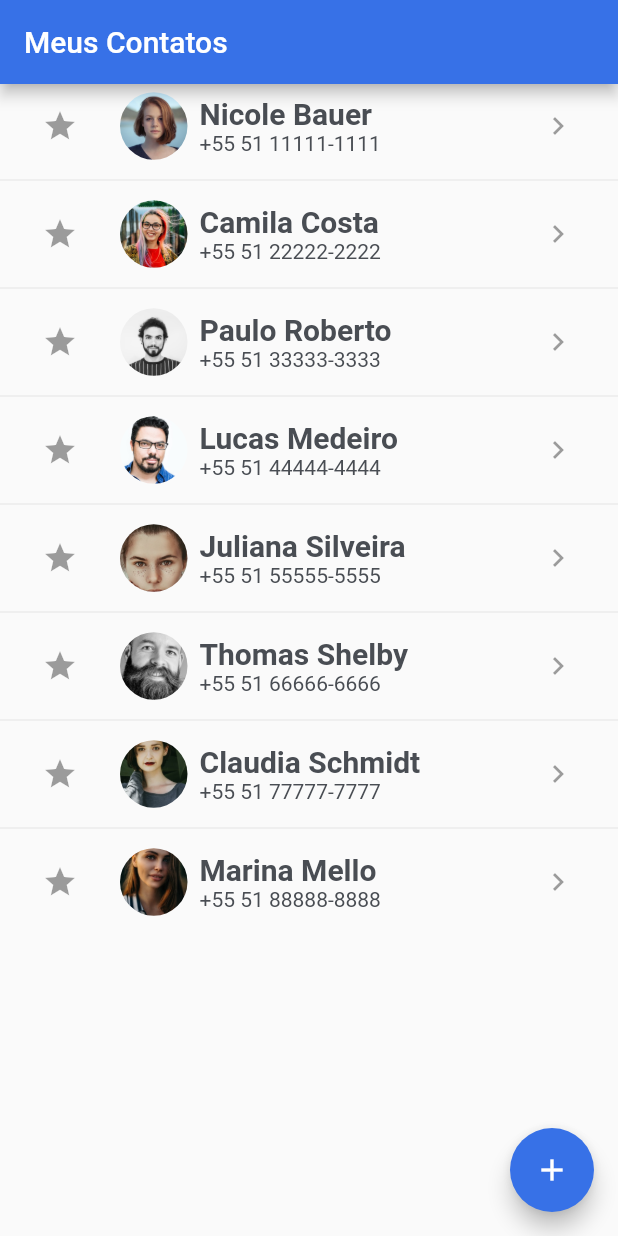
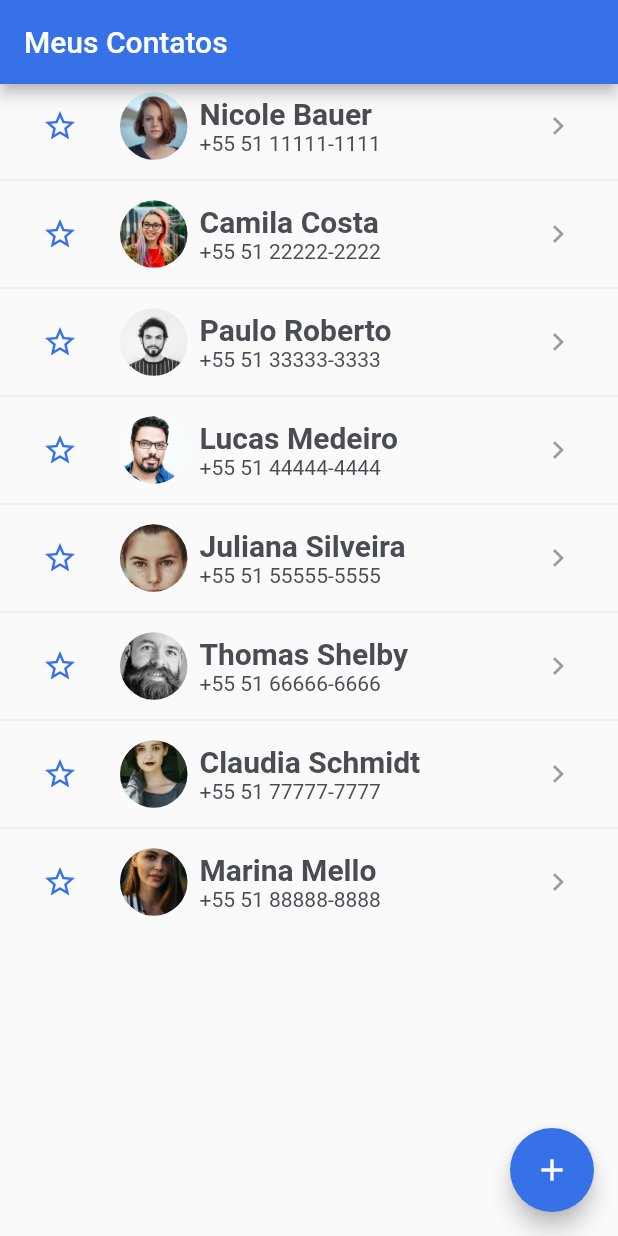
Before and after one commit to stevenarancic/agenda_de_contatos, a Flutter app: the screen it shows after launch, on a phone screen of 412 x 824 dp. Run offline on Flutter 3.47's test engine with Material 2 defaults, Android fonts, the phone set to English and light mode, and no system bars.

Commit message:
agenda_de_contatos
botão favorito com mudança de estado ao clicar.

```diff
--- a/lib/screens/home/home.dart
+++ b/lib/screens/home/home.dart
@@ -25,8 +25,14 @@ class _HomeState extends State<Home> {
 
             return ListTile(
               leading: IconButton(
-                icon: Icon(Icons.star),
-                onPressed: null,
+                icon: (contact.isFavorite)
+                    ? Icon(Icons.star)
+                    : Icon(Icons.star_outline),
+                onPressed: () {
+                  setState(() {
+                    contact.isFavorite = !contact.isFavorite;
+                  });
+                },
                 color: blueTheme,
               ),
               trailing: IconButton(
```
